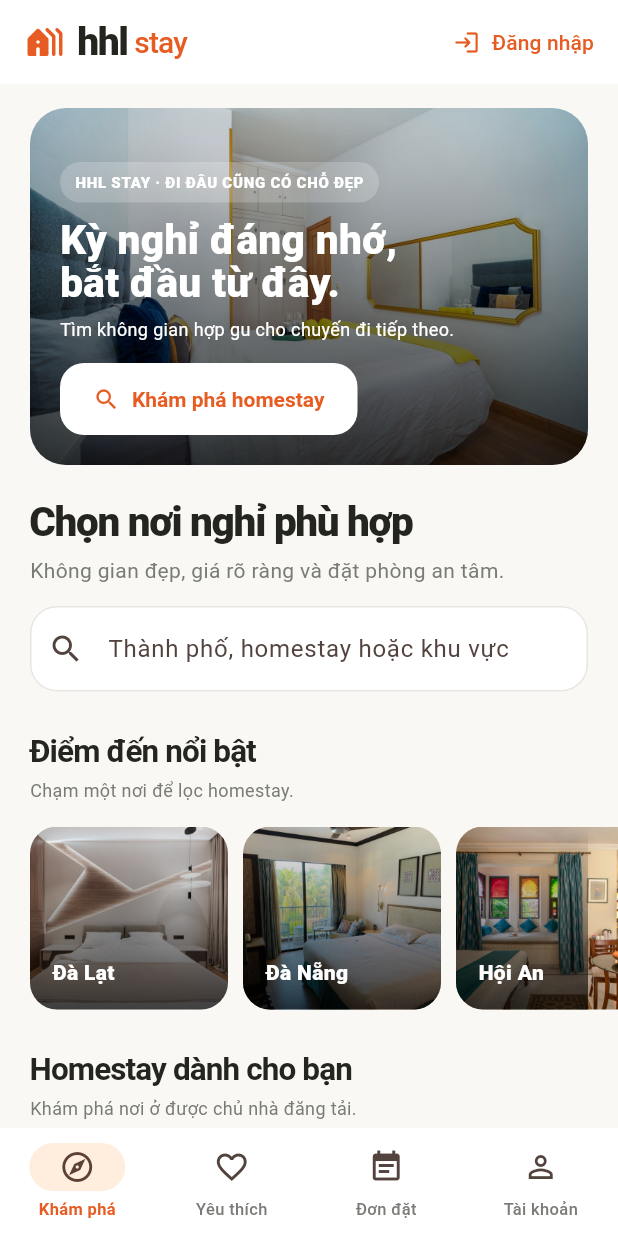
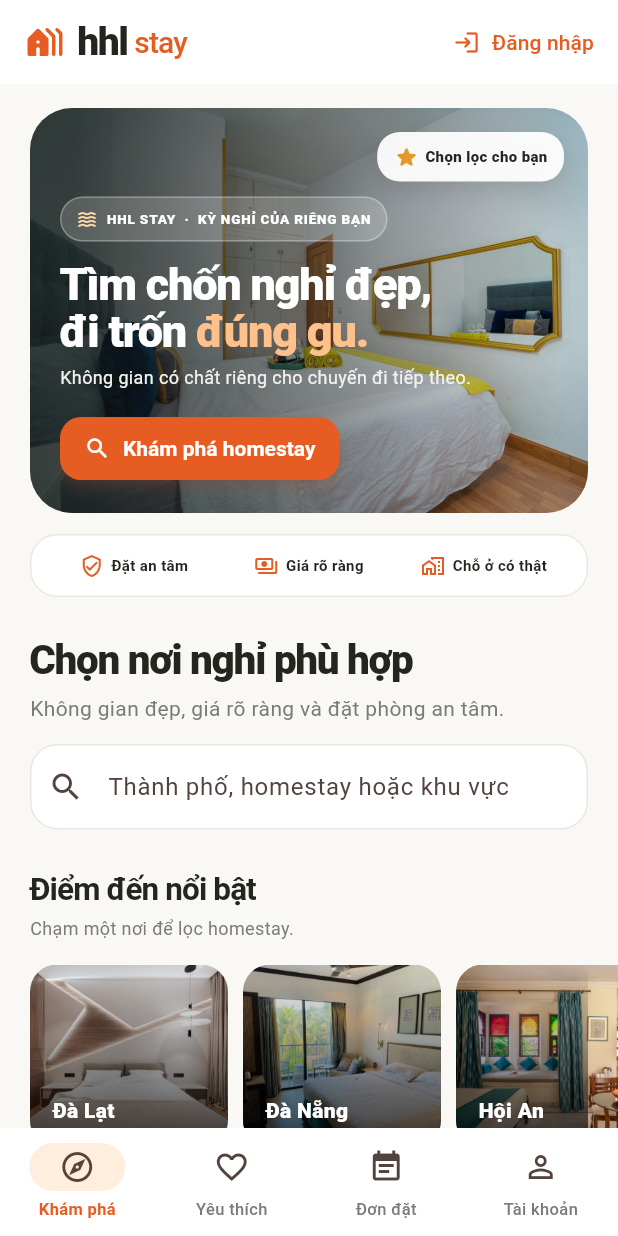
Before and after one commit to huanonana/nhom_huan_hieu_long, a Flutter app: the screen it shows after launch, on a phone screen of 412 x 824 dp. Run offline on Flutter 3.47's test engine with Material 3 defaults, Android fonts, the phone set to English and light mode, and no system bars; our stand-ins replace cloud_firestore, firebase_auth, firebase_core, fl_chart, flutter_riverpod, flutter_slidable and 3 more; missing offline and left inert: qr; accounts and stored records are empty.

Commit message:
Polish HHL Stay discovery landing

```diff
--- a/lib/features/booking/presentation/firebase_pages.dart
+++ b/lib/features/booking/presentation/firebase_pages.dart
@@ -53,7 +53,9 @@ class _FirebaseExplorePageState extends ConsumerState<FirebaseExplorePage> {
       children: [
         if (!widget.favoritesOnly) ...[
           _WelcomeBanner(onExplore: _scrollToStays),
-          const SizedBox(height: 20),
+          const SizedBox(height: 14),
+          const _TrustRow(),
+          const SizedBox(height: 24),
         ],
         Text(
           widget.favoritesOnly ? 'Nơi bạn đã lưu' : 'Chọn nơi nghỉ phù hợp',
@@ -272,9 +274,9 @@ class _WelcomeBanner extends StatelessWidget {
 
   @override
   Widget build(BuildContext context) => ClipRRect(
-    borderRadius: BorderRadius.circular(24),
+    borderRadius: BorderRadius.circular(28),
     child: SizedBox(
-      height: 238,
+      height: 270,
       child: Stack(
         fit: StackFit.expand,
         children: [
@@ -282,14 +284,48 @@ class _WelcomeBanner extends StatelessWidget {
           const DecoratedBox(
             decoration: BoxDecoration(
               gradient: LinearGradient(
-                begin: Alignment.topCenter,
-                end: Alignment.bottomCenter,
-                colors: [Color(0x16000000), Color(0xC8000000)],
+                begin: Alignment.centerRight,
+                end: Alignment.centerLeft,
+                colors: [Color(0x15000000), Color(0xCC111713)],
+                stops: [0, .92],
               ),
             ),
           ),
+          Positioned(
+            top: 16,
+            right: 16,
+            child: Container(
+              padding: const EdgeInsets.symmetric(horizontal: 11, vertical: 8),
+              decoration: BoxDecoration(
+                color: Colors.white.withValues(alpha: .94),
+                borderRadius: BorderRadius.circular(15),
+                boxShadow: const [
+                  BoxShadow(
+                    color: Color(0x22000000),
+                    blurRadius: 14,
+                    offset: Offset(0, 5),
+                  ),
+                ],
+              ),
+              child: const Row(
+                mainAxisSize: MainAxisSize.min,
+                children: [
+                  Icon(Icons.star_rounded, color: Color(0xFFE39A28), size: 17),
+                  SizedBox(width: 4),
+                  Text(
+                    'Chọn lọc cho bạn',
+                    style: TextStyle(
+                      fontSize: 10,
+                      fontWeight: FontWeight.w800,
+                      color: ink,
+                    ),
+                  ),
+                ],
+              ),
+            ),
+          ),
           Padding(
-            padding: const EdgeInsets.all(20),
+            padding: const EdgeInsets.fromLTRB(20, 18, 20, 19),
             child: Column(
               crossAxisAlignment: CrossAxisAlignment.start,
               mainAxisAlignment: MainAxisAlignment.end,
@@ -297,45 +333,82 @@ class _WelcomeBanner extends StatelessWidget {
                 Container(
                   padding: const EdgeInsets.symmetric(
                     horizontal: 10,
-                    vertical: 6,
+                    vertical: 7,
                   ),
                   decoration: BoxDecoration(
-                    color: Colors.white.withValues(alpha: .2),
+                    color: Colors.white.withValues(alpha: .17),
                     borderRadius: BorderRadius.circular(20),
-                  ),
-                  child: const Text(
-                    'HHL STAY · ĐI ĐÂU CŨNG CÓ CHỖ ĐẸP',
-                    style: TextStyle(
-                      color: Colors.white,
-                      fontSize: 10,
-                      fontWeight: FontWeight.w800,
-                      letterSpacing: .5,
-                    ),
+                    border: Border.all(
+                      color: Colors.white.withValues(alpha: .28),
+                    ),
+                  ),
+                  child: const Row(
+                    mainAxisSize: MainAxisSize.min,
+                    children: [
+                      Icon(
+                        Icons.waves_rounded,
+                        color: Color(0xFFFFD7A9),
+                        size: 14,
+                      ),
+                      SizedBox(width: 6),
+                      Text(
+                        'HHL STAY  ·  KỲ NGHỈ CỦA RIÊNG BẠN',
+                        style: TextStyle(
+                          color: Colors.white,
+                          fontSize: 9,
+                          fontWeight: FontWeight.w800,
+                          letterSpacing: .55,
+                        ),
+                      ),
+                    ],
                   ),
                 ),
-                const SizedBox(height: 10),
-                const Text(
-                  'Kỳ nghỉ đáng nhớ,\nbắt đầu từ đây.',
+                const SizedBox(height: 13),
+                const Text.rich(
+                  TextSpan(
+                    children: [
+                      TextSpan(text: 'Tìm chốn nghỉ đẹp,\n'),
+                      TextSpan(text: 'đi trốn '),
+                      TextSpan(
+                        text: 'đúng gu.',
+                        style: TextStyle(color: Color(0xFFFFC18C)),
+                      ),
+                    ],
+                  ),
                   style: TextStyle(
                     color: Colors.white,
-                    fontSize: 27,
-                    height: 1.08,
-                    fontWeight: FontWeight.w800,
+                    fontSize: 30,
+                    height: 1.04,
+                    fontWeight: FontWeight.w900,
+                    letterSpacing: -.8,
                   ),
                 ),
                 const SizedBox(height: 8),
                 const Text(
-                  'Tìm không gian hợp gu cho chuyến đi tiếp theo.',
-                  style: TextStyle(color: Colors.white, fontSize: 12),
+                  'Không gian có chất riêng cho chuyến đi tiếp theo.',
+                  style: TextStyle(
+                    color: Color(0xFFF2F2EF),
+                    fontSize: 12,
+                    height: 1.35,
+                  ),
                 ),
-                const SizedBox(height: 14),
+                const SizedBox(height: 15),
                 FilledButton.icon(
                   onPressed: onExplore,
                   style: FilledButton.styleFrom(
-                    backgroundColor: Colors.white,
-                    foregroundColor: brand,
-                  ),
-                  icon: const Icon(Icons.search, size: 18),
+                    backgroundColor: brand,
+                    foregroundColor: Colors.white,
+                    padding: const EdgeInsets.symmetric(
+                      horizontal: 16,
+                      vertical: 12,
+                    ),
+                    shape: RoundedRectangleBorder(
+                      borderRadius: BorderRadius.circular(14),
+                    ),
+                    elevation: 3,
+                    shadowColor: brand.withValues(alpha: .35),
+                  ),
+                  icon: const Icon(Icons.search_rounded, size: 18),
                   label: const Text('Khám phá homestay'),
                 ),
               ],
@@ -344,6 +417,69 @@ class _WelcomeBanner extends StatelessWidget {
         ],
       ),
     ),
+  );
+}
+
+class _TrustRow extends StatelessWidget {
+  const _TrustRow();
+
+  @override
+  Widget build(BuildContext context) => Container(
+    padding: const EdgeInsets.symmetric(horizontal: 10, vertical: 12),
+    decoration: BoxDecoration(
+      color: Colors.white,
+      borderRadius: BorderRadius.circular(18),
+      border: Border.all(color: const Color(0xFFECE8E1)),
+    ),
+    child: const Row(
+      children: [
+        Expanded(
+          child: _TrustItem(
+            icon: Icons.verified_user_outlined,
+            label: 'Đặt an tâm',
+          ),
+        ),
+        Expanded(
+          child: _TrustItem(
+            icon: Icons.payments_outlined,
+            label: 'Giá rõ ràng',
+          ),
+        ),
+        Expanded(
+          child: _TrustItem(
+            icon: Icons.home_work_outlined,
+            label: 'Chỗ ở có thật',
+          ),
+        ),
+      ],
+    ),
+  );
+}
+
+class _TrustItem extends StatelessWidget {
+  const _TrustItem({required this.icon, required this.label});
+  final IconData icon;
+  final String label;
+
+  @override
+  Widget build(BuildContext context) => Row(
+    mainAxisAlignment: MainAxisAlignment.center,
+    children: [
+      Icon(icon, size: 16, color: brand),
+      const SizedBox(width: 5),
+      Flexible(
+        child: Text(
+          label,
+          maxLines: 1,
+          overflow: TextOverflow.ellipsis,
+          style: const TextStyle(
+            fontSize: 10,
+            fontWeight: FontWeight.w700,
+            color: ink,
+          ),
+        ),
+      ),
+    ],
   );
 }
 
```
